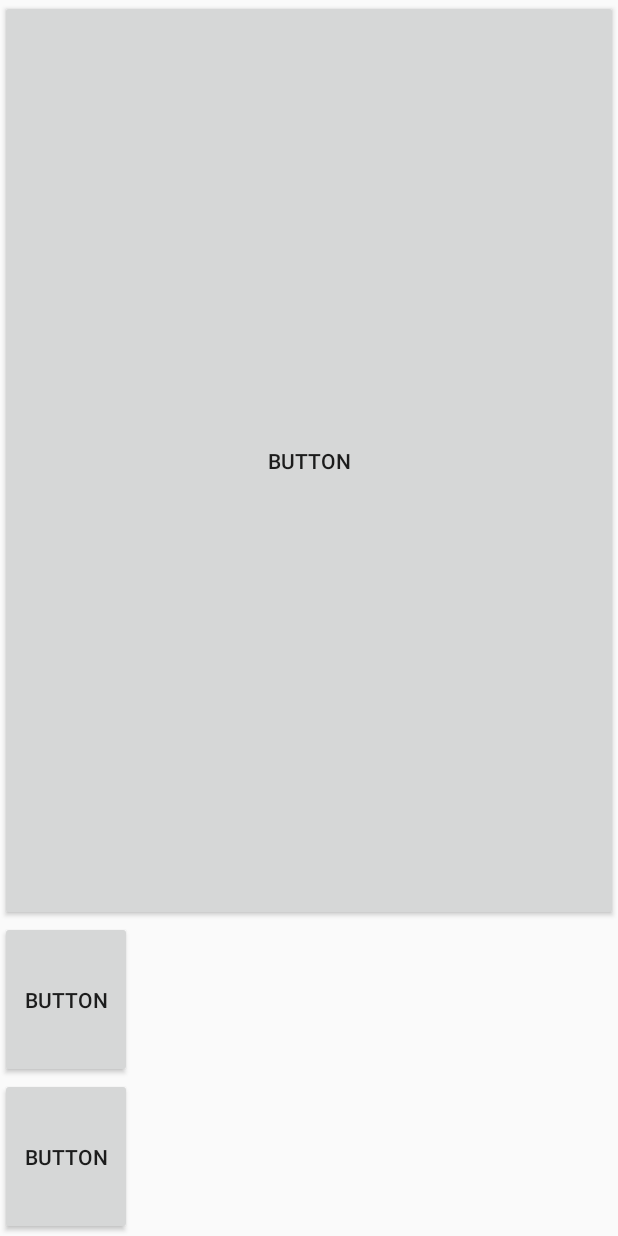
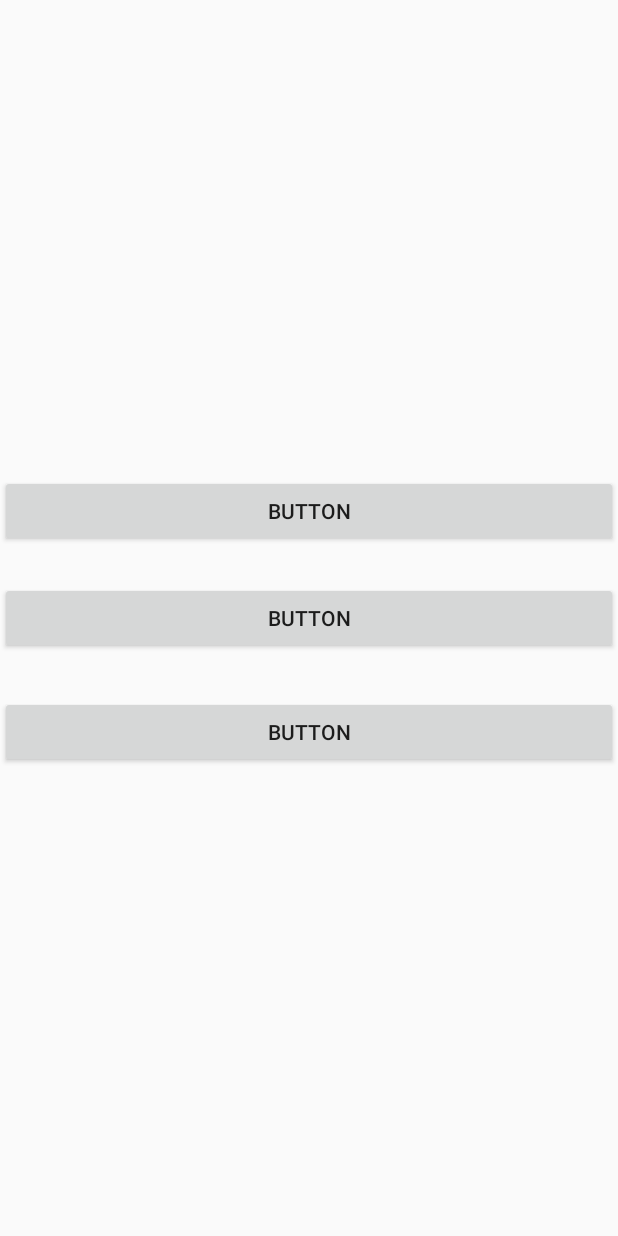
Before and after one commit to UNFDanmark/SDC2017-SimonSays5, an Android app: the screen it shows after launch (MainMenu), on a phone screen of 412 x 824 dp. Run offline under Robolectric (Android 15) with nearby library versions, the phone set to English and light mode, and no system bars.

Commit message:
player 2 added

```diff
--- a/app/src/main/res/layout/activity_main_menu.xml
+++ b/app/src/main/res/layout/activity_main_menu.xml
@@ -7,34 +7,37 @@
     android:layout_centerHorizontal="true"
     tools:context="com.example.deltager.simonsays5.MainMenu">
 
-    <LinearLayout
-        android:layout_width="match_parent"
-        android:layout_height="match_parent"
-        android:layout_centerHorizontal="true"
-        android:layout_centerVertical="true"
-        android:orientation="vertical"
-        tools:layout_editor_absoluteX="8dp"
-        tools:layout_editor_absoluteY="8dp">
-
     <Button
         android:id="@+id/button6"
         android:layout_width="match_parent"
         android:layout_height="wrap_content"
-            android:layout_weight="1"
+        android:layout_above="@+id/button5"
+        android:layout_centerHorizontal="true"
+        android:layout_marginBottom="23dp"
+        android:elevation="24dp"
+        android:text="Button" />
+
+    <Button
+        android:id="@+id/button4"
+        android:layout_width="match_parent"
+        android:layout_height="wrap_content"
+        android:layout_alignLeft="@+id/button5"
+        android:layout_alignStart="@+id/button5"
+        android:layout_below="@+id/button5"
+        android:layout_marginTop="28dp"
+        android:layout_weight=".1"
+        android:elevation="24dp"
         android:text="Button" />
 
     <Button
         android:id="@+id/button5"
-            android:layout_width="wrap_content"
+        android:layout_width="match_parent"
         android:layout_height="wrap_content"
-            android:layout_weight=".1"
+        android:layout_alignLeft="@+id/button6"
+        android:layout_alignStart="@+id/button6"
+        android:layout_centerVertical="true"
+        android:layout_weight="0.10"
+        android:elevation="24dp"
         android:text="Button" />
 
-        <Button
-            android:id="@+id/button4"
-            android:layout_width="wrap_content"
-            android:layout_height="wrap_content"
-            android:layout_weight=".1"
-            android:text="Button" />
-    </LinearLayout>
 </RelativeLayout>
```
Lines whose indentation alone changed are shown as unchanged.
